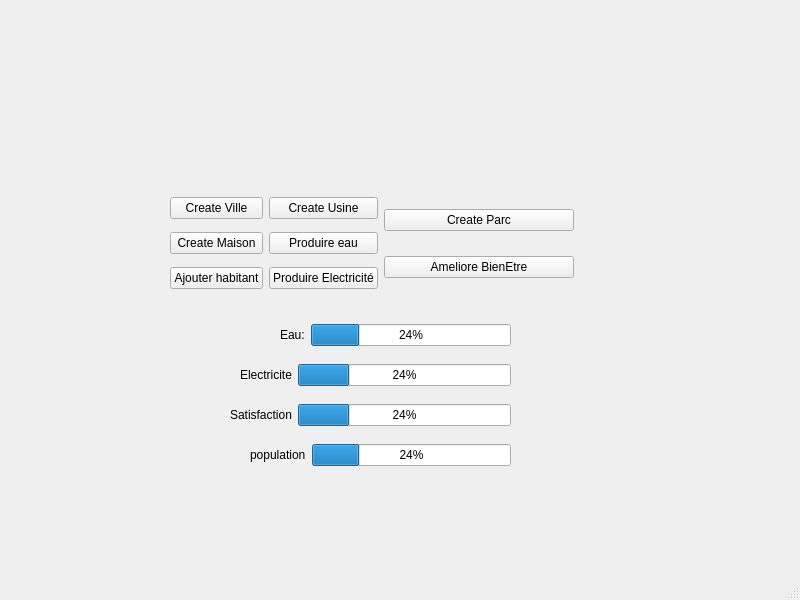
Qt form mainwindow.ui (Aziz-Jalleli/VirtualCity) before a commit.
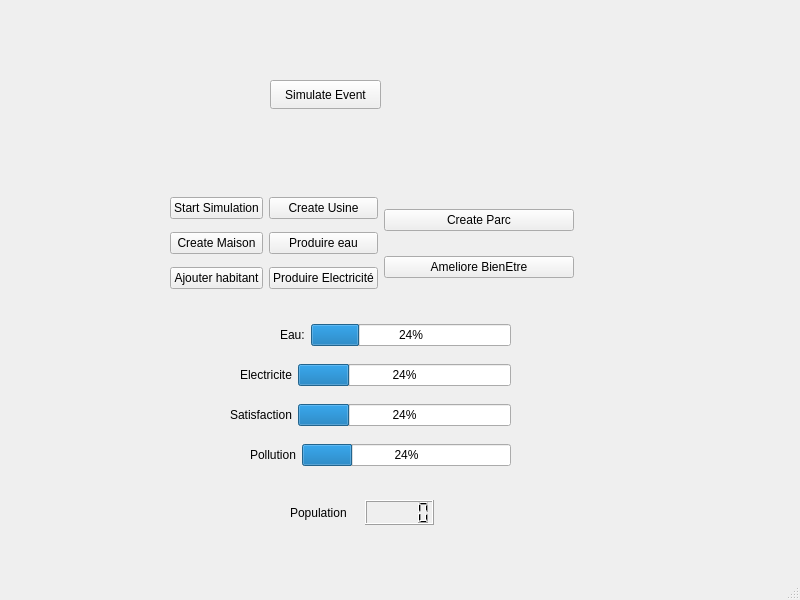
The same form after that commit.

```diff
--- a/mainwindow.ui
+++ b/mainwindow.ui
@@ -31,7 +31,7 @@
          <item>
           <widget class="QPushButton" name="Create_Ville">
            <property name="text">
-            <string>Create Ville</string>
+            <string>Start Simulation</string>
            </property>
           </widget>
          </item>
@@ -98,7 +98,7 @@
      </item>
     </layout>
    </widget>
-   <widget class="QWidget" name="">
+   <widget class="QWidget" name="layoutWidget">
     <property name="geometry">
      <rect>
       <x>230</x>
@@ -124,7 +124,7 @@
      </item>
     </layout>
    </widget>
-   <widget class="QWidget" name="">
+   <widget class="QWidget" name="layoutWidget">
     <property name="geometry">
      <rect>
       <x>240</x>
@@ -150,7 +150,7 @@
      </item>
     </layout>
    </widget>
-   <widget class="QWidget" name="">
+   <widget class="QWidget" name="layoutWidget">
     <property name="geometry">
      <rect>
       <x>280</x>
@@ -176,7 +176,29 @@
      </item>
     </layout>
    </widget>
-   <widget class="QWidget" name="">
+   <widget class="QWidget" name="layoutWidget">
+    <property name="geometry">
+     <rect>
+      <x>290</x>
+      <y>500</y>
+      <width>144</width>
+      <height>25</height>
+     </rect>
+    </property>
+    <layout class="QHBoxLayout" name="horizontalLayout_6">
+     <item>
+      <widget class="QLabel" name="label_4">
+       <property name="text">
+        <string>Population</string>
+       </property>
+      </widget>
+     </item>
+     <item>
+      <widget class="QLCDNumber" name="Population"/>
+     </item>
+    </layout>
+   </widget>
+   <widget class="QWidget" name="layoutWidget">
     <property name="geometry">
      <rect>
       <x>250</x>
@@ -185,16 +207,16 @@
       <height>30</height>
      </rect>
     </property>
-    <layout class="QHBoxLayout" name="horizontalLayout_6">
+    <layout class="QHBoxLayout" name="horizontalLayout_7">
      <item>
-      <widget class="QLabel" name="label_4">
+      <widget class="QLabel" name="label_5">
        <property name="text">
-        <string>population</string>
+        <string>Pollution</string>
        </property>
       </widget>
      </item>
      <item>
-      <widget class="QProgressBar" name="bienetre">
+      <widget class="QProgressBar" name="Pollution">
        <property name="value">
         <number>24</number>
        </property>
@@ -202,6 +224,19 @@
      </item>
     </layout>
    </widget>
+   <widget class="QPushButton" name="pushButton">
+    <property name="geometry">
+     <rect>
+      <x>270</x>
+      <y>80</y>
+      <width>111</width>
+      <height>29</height>
+     </rect>
+    </property>
+    <property name="text">
+     <string>Simulate Event</string>
+    </property>
+   </widget>
   </widget>
   <widget class="QMenuBar" name="menubar">
    <property name="geometry">
```
